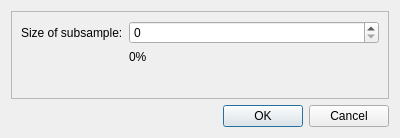
Old version of the form braviz/interaction/qt_guis/select_subsample_dialog.ui in the repository diego0020/braviz-app.
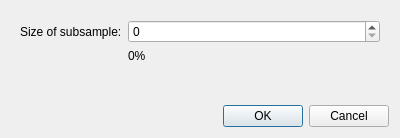
New version of the form.

Diff of the .ui file:
```diff
--- a/braviz/interaction/qt_guis/select_subsample_dialog.ui
+++ b/braviz/interaction/qt_guis/select_subsample_dialog.ui
@@ -20,7 +20,7 @@
    <item>
     <widget class="QFrame" name="frame">
      <property name="frameShape">
-      <enum>QFrame::StyledPanel</enum>
+      <enum>QFrame::NoFrame</enum>
      </property>
      <property name="frameShadow">
       <enum>QFrame::Raised</enum>
```
